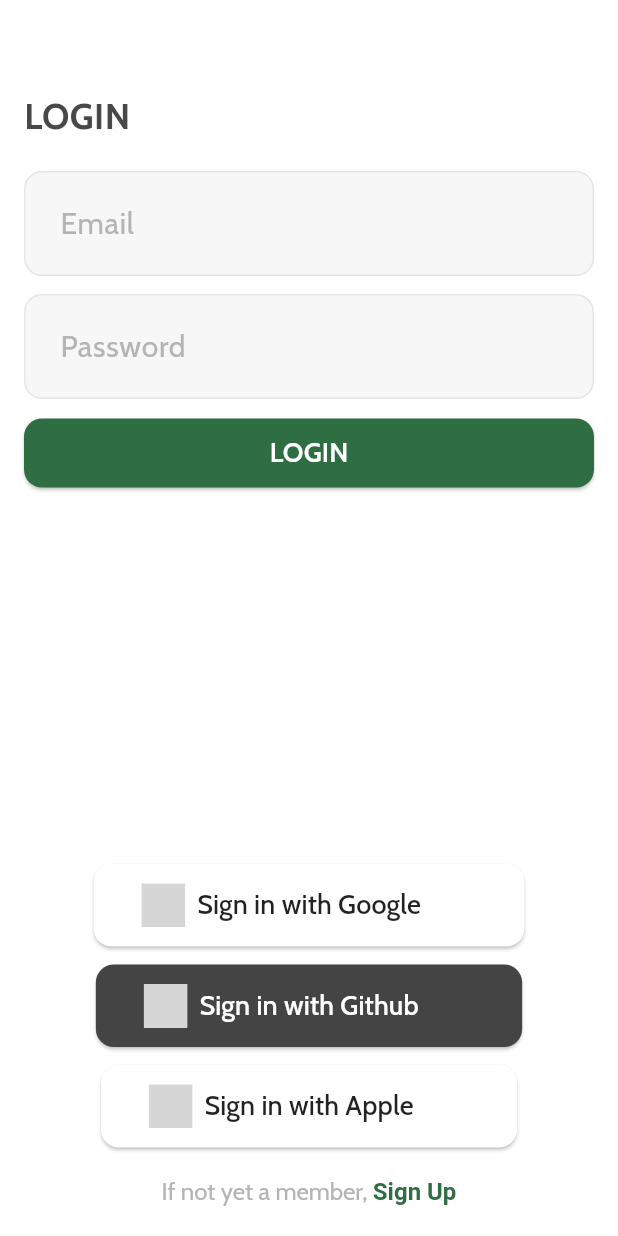
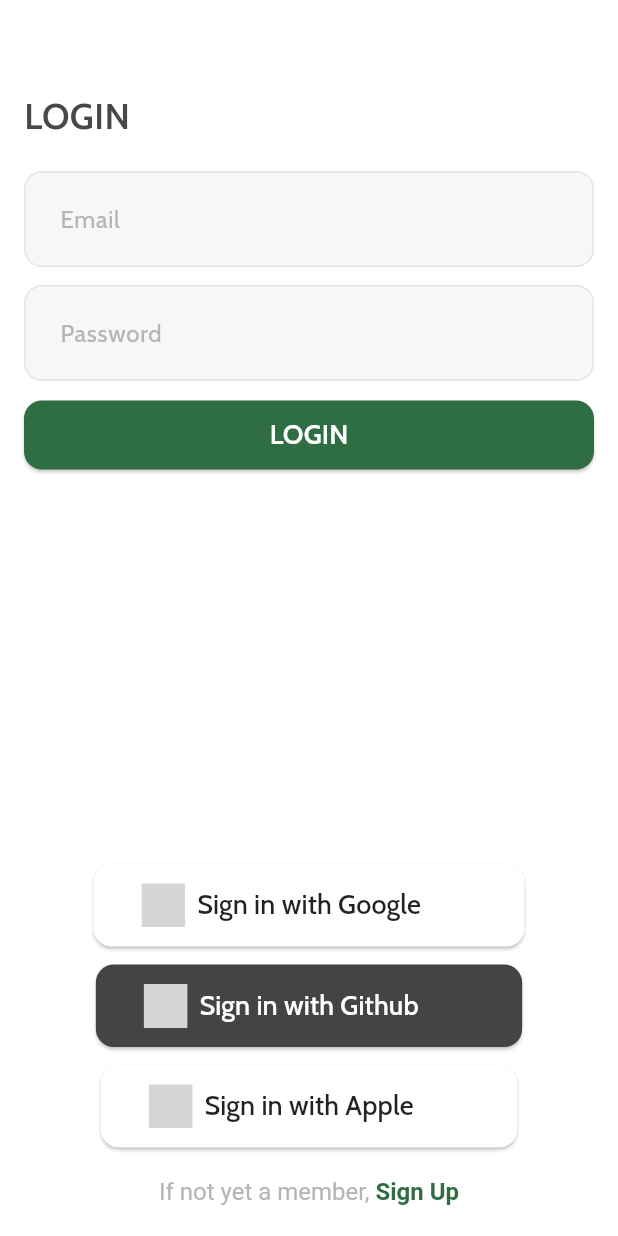
Before and after one commit to GSC-2024-Hongik-Team-6/safety-mobile, a Flutter app: the screen it shows after launch, on a phone screen of 412 x 824 dp. Run offline on Flutter 3.47's test engine with Material 3 defaults, Android fonts, the phone set to English and light mode, and no system bars; drawn by our look-alikes of social_login_buttons; our stand-ins replace dio, firebase_auth, firebase_core, flutter_riverpod, freezed_annotation, go_router and 2 more; accounts and stored records are empty; generated files the repository leaves out were written again; grey boxes are pictures that could not be loaded.

Commit message:
refactor: TextStyles 컴포넌트 변경
CustomTextStyle에서, 좀 더 구분하기 쉬운 공통요소들을 뭉쳐놓음

```diff
--- a/lib/common/component/custom_text_form_field.dart
+++ b/lib/common/component/custom_text_form_field.dart
@@ -34,7 +34,7 @@ class CustomTextFormField extends StatelessWidget {
         contentPadding: const EdgeInsets.all(20.0),
         hintText: hintText,
         errorText: errorText,
-        hintStyle: const CustomTextStyle(),
+        hintStyle: TextStyles.hintTextStyle,
         fillColor: inputBackgroundColor,
         filled: true,
         // 모든 Input 세팅의 기본 스타일 세팅
--- a/lib/common/component/custom_text_style.dart
+++ b/lib/common/component/custom_text_style.dart
@@ -1,24 +1,28 @@
 import 'package:flutter/material.dart';
 import 'package:safetyedu/common/const/colors.dart';
 
-class CustomTextStyle extends TextStyle {
-  final Color? textColor;
-  final double? textFontSize;
-  final String? textFontFamily;
-  final FontWeight? textFontWeight;
-  final double? textHeight;
+class TextStyles {
+  static const titleTextStyle = TextStyle(
+    fontSize: 28,
+    fontWeight: FontWeight.w600,
+    color: titleTextColor,
+  );
 
-  const CustomTextStyle({
-    this.textColor,
-    this.textFontSize,
-    this.textFontFamily,
-    this.textFontWeight,
-    this.textHeight,
-  }) : super(
-          color: textColor ?? inputHintTextColor,
-          fontSize: textFontSize ?? 20,
-          fontFamily: textFontFamily ?? 'Cabin',
-          fontWeight: textFontWeight ?? FontWeight.w400,
-          height: textHeight,
-        );
+  static const subTitleTextStyle = TextStyle(
+    fontSize: 20,
+    fontWeight: FontWeight.w500,
+    color: titleTextColor,
+  );
+
+  static const hintTextStyle = TextStyle(
+    fontSize: 16,
+    fontWeight: FontWeight.w400,
+    color: inputHintTextColor,
+  );
+
+  static const descriptionTextStyle = TextStyle(
+    fontSize: 16,
+    fontWeight: FontWeight.w400,
+    color: descriptionTextColor,
+  );
 }
--- a/lib/education/view/home_screen.dart
+++ b/lib/education/view/home_screen.dart
@@ -16,11 +16,7 @@ class HomeScreen extends ConsumerWidget {
         children: [
           Text(
             'Learning by Quiz',
-            style: CustomTextStyle(
-              textFontSize: 28,
-              textFontWeight: FontWeight.w700,
-              textColor: titleTextColor,
-            ),
+            style: TextStyles.titleTextStyle,
           ),
           SizedBox(height: 24),
           Expanded(child: EducationListView()),
--- a/lib/user/view/login_screen.dart
+++ b/lib/user/view/login_screen.dart
@@ -42,12 +42,10 @@ class _LoginScreenState extends ConsumerState<LoginScreen> {
                   crossAxisAlignment: CrossAxisAlignment.stretch,
                   children: [
                     const SizedBox(height: 60.0),
-                    const Text(
+                    Text(
                       'LOGIN',
-                      style: CustomTextStyle(
-                        textFontSize: 24,
-                        textFontWeight: FontWeight.w700,
-                        textColor: titleTextColor,
+                      style: TextStyles.titleTextStyle.copyWith(
+                        fontSize: 24,
                       ),
                     ),
                     const SizedBox(height: 20.0),
@@ -95,10 +93,9 @@ class _LoginScreenState extends ConsumerState<LoginScreen> {
                                 currentUserState is UserLoading
                                     ? 'Wait for a second...'
                                     : 'LOGIN',
-                                style: const CustomTextStyle(
-                                  textFontWeight: FontWeight.w600,
-                                  textFontSize: 18,
-                                  textColor: Colors.white,
+                                style: TextStyles.titleTextStyle.copyWith(
+                                  color: Colors.white,
+                                  fontSize: 18,
                                 ),
                               ),
                             ),
@@ -110,9 +107,8 @@ class _LoginScreenState extends ConsumerState<LoginScreen> {
                     if (currentUserState is UserError)
                       Text(
                         currentUserState.message,
-                        style: const CustomTextStyle(
-                          textFontSize: 16,
-                          textColor: Colors.red,
+                        style: TextStyles.descriptionTextStyle.copyWith(
+                          color: Colors.red,
                         ),
                       ),
                     const SocialLoginButtonList(),
@@ -122,10 +118,7 @@ class _LoginScreenState extends ConsumerState<LoginScreen> {
                       child: RichText(
                         textAlign: TextAlign.center,
                         text: TextSpan(
-                          style: const CustomTextStyle(
-                            textFontSize: 16,
-                            textColor: inputHintTextColor,
-                          ),
+                          style: TextStyles.hintTextStyle,
                           children: [
                             const TextSpan(
                               text: 'If not yet a member, ',
```
Also changed, not shown: lib/education/component/education_card.dart (+19 -12 lines), lib/education/view/education_detail_screen.dart (+17 -29 lines), lib/user/view/signup_screen.dart (+9 -13 lines).
